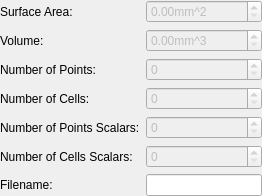
This is Libs/MRML/Widgets/Resources/UI/qMRMLModelInfoWidget.ui in Slicer/SlicerGitSVNArchive as Qt 5 draws it before an edit. The edited form follows.
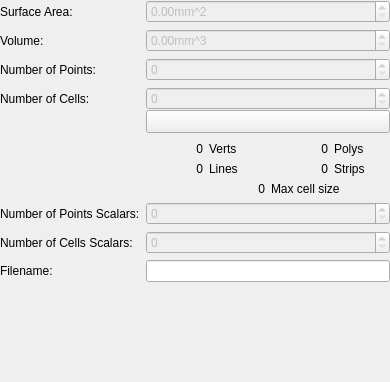
This is the edited form. Custom widgets are drawn as their Qt base class.

Commit message: ENH: Add more polydata info in Models module information panel

Diff of the .ui file:
```diff
--- a/Libs/MRML/Widgets/Resources/UI/qMRMLModelInfoWidget.ui
+++ b/Libs/MRML/Widgets/Resources/UI/qMRMLModelInfoWidget.ui
@@ -6,8 +6,8 @@
    <rect>
     <x>0</x>
     <y>0</y>
-    <width>256</width>
-    <height>176</height>
+    <width>390</width>
+    <height>382</height>
    </rect>
   </property>
   <property name="windowTitle">
@@ -74,23 +74,6 @@
      </property>
     </widget>
    </item>
-   <item row="3" column="0">
-    <widget class="QLabel" name="NumberOfCellsLabel">
-     <property name="text">
-      <string>Number of Cells:</string>
-     </property>
-    </widget>
-   </item>
-   <item row="3" column="1">
-    <widget class="QSpinBox" name="NumberOfCellsSpinBox">
-     <property name="enabled">
-      <bool>false</bool>
-     </property>
-     <property name="maximum">
-      <number>1000000000</number>
-     </property>
-    </widget>
-   </item>
    <item row="4" column="0">
     <widget class="QLabel" name="NumberOfPointsScalarsLabel">
      <property name="text">
@@ -139,8 +122,155 @@
      </property>
     </widget>
    </item>
+   <item row="3" column="1">
+    <layout class="QVBoxLayout" name="verticalLayout">
+     <property name="spacing">
+      <number>0</number>
+     </property>
+     <item>
+      <widget class="QSpinBox" name="NumberOfCellsSpinBox">
+       <property name="enabled">
+        <bool>false</bool>
+       </property>
+       <property name="maximum">
+        <number>1000000000</number>
+       </property>
+      </widget>
+     </item>
+     <item>
+      <widget class="ctkExpandButton" name="ExpandButton">
+       <property name="sizePolicy">
+        <sizepolicy hsizetype="Minimum" vsizetype="Fixed">
+         <horstretch>0</horstretch>
+         <verstretch>0</verstretch>
+        </sizepolicy>
+       </property>
+       <property name="checked">
+        <bool>true</bool>
+       </property>
+       <property name="mirrorOnExpand">
+        <bool>true</bool>
+       </property>
+      </widget>
+     </item>
+     <item>
+      <widget class="QWidget" name="widget" native="true">
+       <layout class="QGridLayout" name="gridLayout_2">
+        <property name="leftMargin">
+         <number>0</number>
+        </property>
+        <property name="rightMargin">
+         <number>0</number>
+        </property>
+        <property name="bottomMargin">
+         <number>0</number>
+        </property>
+        <item row="0" column="0">
+         <widget class="QLabel" name="NumberOfVertsValueLabel">
+          <property name="text">
+           <string>0</string>
+          </property>
+          <property name="alignment">
+           <set>Qt::AlignRight|Qt::AlignTrailing|Qt::AlignVCenter</set>
+          </property>
+         </widget>
+        </item>
+        <item row="0" column="1">
+         <widget class="QLabel" name="NumberOfVertsLabel">
+          <property name="text">
+           <string>Verts</string>
+          </property>
+         </widget>
+        </item>
+        <item row="1" column="0">
+         <widget class="QLabel" name="NumberOfLinesValueLabel">
+          <property name="text">
+           <string>0</string>
+          </property>
+          <property name="alignment">
+           <set>Qt::AlignRight|Qt::AlignTrailing|Qt::AlignVCenter</set>
+          </property>
+         </widget>
+        </item>
+        <item row="1" column="1">
+         <widget class="QLabel" name="NumberOfLinesLabel">
+          <property name="text">
+           <string>Lines</string>
+          </property>
+         </widget>
+        </item>
+        <item row="0" column="2">
+         <widget class="QLabel" name="NumberOfPolysValueLabel">
+          <property name="text">
+           <string>0</string>
+          </property>
+          <property name="alignment">
+           <set>Qt::AlignRight|Qt::AlignTrailing|Qt::AlignVCenter</set>
+          </property>
+         </widget>
+        </item>
+        <item row="1" column="2">
+         <widget class="QLabel" name="NumberOfStripsValueLabel">
+          <property name="text">
+           <string>0</string>
+          </property>
+          <property name="alignment">
+           <set>Qt::AlignRight|Qt::AlignTrailing|Qt::AlignVCenter</set>
+          </property>
+         </widget>
+        </item>
+        <item row="0" column="3">
+         <widget class="QLabel" name="NumberOfPolysLabel">
+          <property name="text">
+           <string>Polys</string>
+          </property>
+         </widget>
+        </item>
+        <item row="1" column="3">
+         <widget class="QLabel" name="NumberOfStripsLabel">
+          <property name="text">
+           <string>Strips</string>
+          </property>
+         </widget>
+        </item>
+        <item row="2" column="2" colspan="2">
+         <widget class="QLabel" name="MaxCellSizeLabel">
+          <property name="text">
+           <string>Max cell size</string>
+          </property>
+         </widget>
+        </item>
+        <item row="2" column="1">
+         <widget class="QLabel" name="MaxCellSizeValueLabel">
+          <property name="text">
+           <string>0</string>
+          </property>
+          <property name="alignment">
+           <set>Qt::AlignRight|Qt::AlignTrailing|Qt::AlignVCenter</set>
+          </property>
+         </widget>
+        </item>
+       </layout>
+      </widget>
+     </item>
+    </layout>
+   </item>
+   <item row="3" column="0">
+    <widget class="QLabel" name="NumberOfCellsLabel">
+     <property name="text">
+      <string>Number of Cells:</string>
+     </property>
+    </widget>
+   </item>
   </layout>
  </widget>
+ <customwidgets>
+  <customwidget>
+   <class>ctkExpandButton</class>
+   <extends>QToolButton</extends>
+   <header>ctkExpandButton.h</header>
+  </customwidget>
+ </customwidgets>
  <resources/>
  <connections/>
 </ui>
```
Left out of the diff: 19 changed lines with no effect on the pictures. The commit also changes 2 other files.
